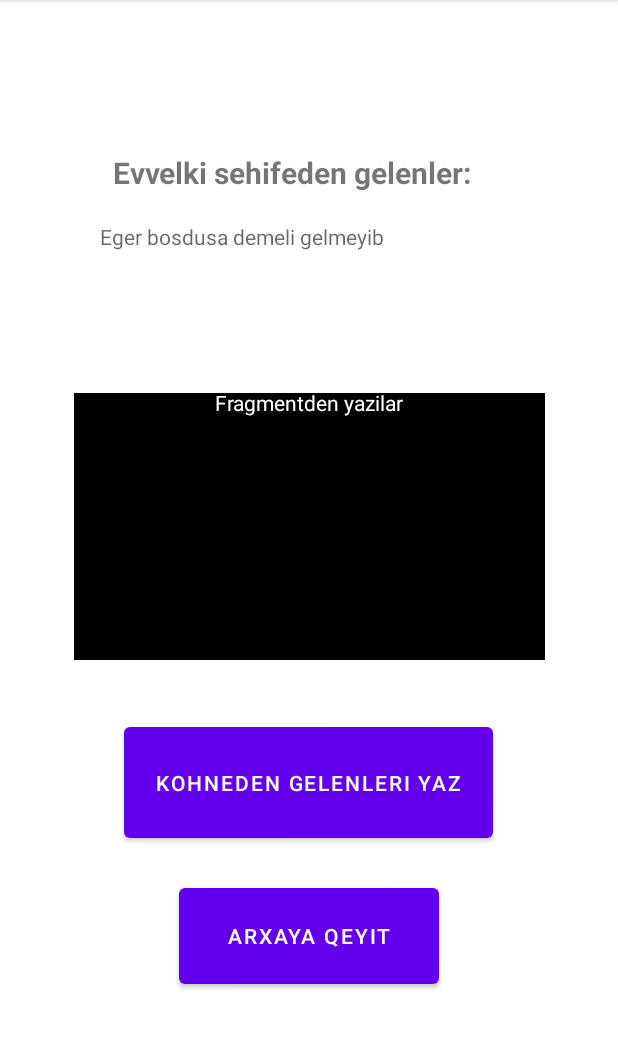
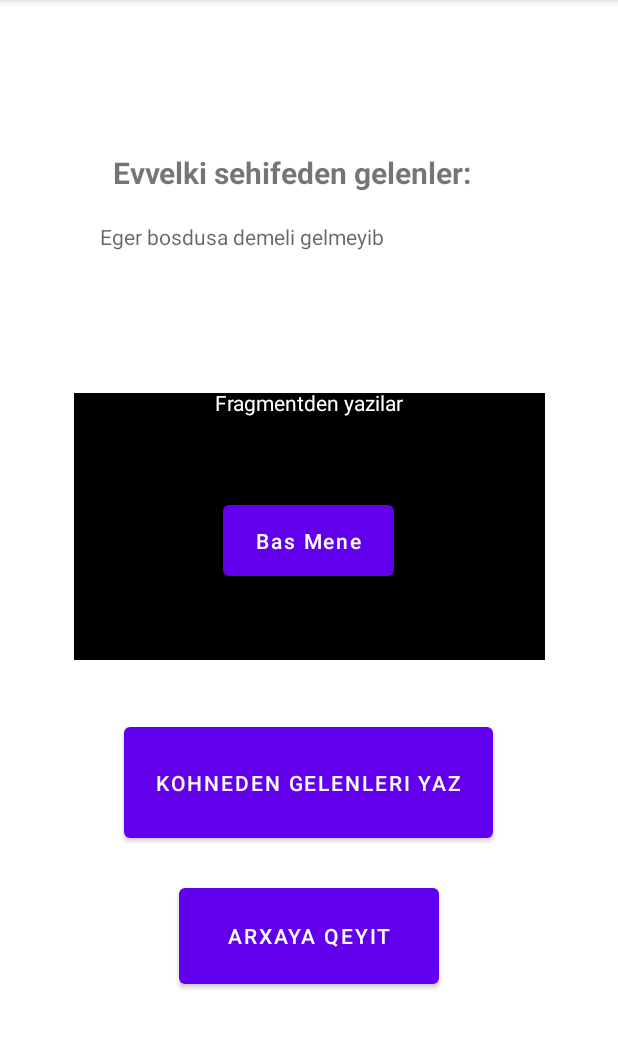
Before and after one commit to JafarAkaAlien/GitPractice, an Android app: the MapsFragment screen opened directly, with no data from a screen before it, on a phone screen of 412 x 824 dp, the part 84-1133 px from its top. Run offline under Robolectric (Android 15) with nearby library versions, the phone set to English and light mode, and no system bars.

Commit message:
Fragment

```diff
--- a/app/src/main/java/com/leblebi/gitpractice/MainActivity.kt
+++ b/app/src/main/java/com/leblebi/gitpractice/MainActivity.kt
@@ -28,6 +28,7 @@ class MainActivity : AppCompatActivity() {
 
         binding.button.setOnClickListener{
             val bundle = Bundle()
+            //bundle.putSerializable()
             bundle.putString("text",binding.Tv.text.toString())
             val intent = Intent(this, NextPage::class.java)
             intent.putExtras(bundle)
--- a/app/src/main/java/com/leblebi/gitpractice/MapsFragment.kt
+++ b/app/src/main/java/com/leblebi/gitpractice/MapsFragment.kt
@@ -13,17 +13,37 @@ import com.google.android.gms.maps.OnMapReadyCallback
 import com.google.android.gms.maps.SupportMapFragment
 import com.google.android.gms.maps.model.LatLng
 import com.google.android.gms.maps.model.MarkerOptions
+import com.leblebi.gitpractice.databinding.FragmentMapsBinding
 
 class MapsFragment : Fragment() {
 
+        interface FragmentListener{
+            fun onFragmentInteraction(data:String):String
+        }
 
 
+        private lateinit var binding: FragmentMapsBinding
     override fun onCreateView(
         inflater: LayoutInflater,
         container: ViewGroup?,
         savedInstanceState: Bundle?
     ): View? {
-        return inflater.inflate(R.layout.fragment_maps, container, false)
+
+
+
+        binding =  FragmentMapsBinding.inflate(inflater,container,false)
+
+
+        return binding?.root
+
+    }
+    fun yaziniYaz(yazi:String , interaction : FragmentListener){
+
+        binding.textView2?.text = interaction.onFragmentInteraction(yazi)
+
+    }
+    fun simpleYaz(yazi:String){
+        binding.textView2.text=yazi
     }
 
 }
--- a/app/src/main/java/com/leblebi/gitpractice/NextPage.kt
+++ b/app/src/main/java/com/leblebi/gitpractice/NextPage.kt
@@ -25,9 +25,11 @@ class NextPage : AppCompatActivity() {
         }
         val bundle = intent.extras
         val text = bundle?.getString("text")
-        binding.yazici.setOnClickListener{
+        var interaction = object : MapsFragment.FragmentListener {
+            override fun onFragmentInteraction(data: String): String {
+                return ("Bura da Gelib Amma bu fragmentdi: $data")
+            }
 
-            binding.yaziyeri.text = text
         }
 
         ///////////////////// Fragment ////////////////////////
@@ -37,5 +39,12 @@ class NextPage : AppCompatActivity() {
         fragmentTransaction.add(R.id.frameforFrag,fragment)
         fragmentTransaction.commit()
 
+/////////////////////////////// setting up text ///////////////
+        binding.yazici.setOnClickListener{
+            fragment.simpleYaz(binding.yaziyeri.text.toString())
+        }
+
     }
+
+
 }
--- a/app/src/main/res/layout/fragment_maps.xml
+++ b/app/src/main/res/layout/fragment_maps.xml
@@ -17,4 +17,17 @@
         app:layout_constraintEnd_toEndOf="parent"
         app:layout_constraintStart_toStartOf="parent"
         app:layout_constraintTop_toTopOf="parent" />
+
+    <Button
+        android:id="@+id/buttonBasMene"
+        android:layout_width="114dp"
+        android:layout_height="59dp"
+        android:text="Bas Mene"
+        android:textAllCaps="false"
+        app:layout_constraintBottom_toBottomOf="@+id/textView2"
+        app:layout_constraintEnd_toEndOf="parent"
+        app:layout_constraintHorizontal_bias="0.498"
+        app:layout_constraintStart_toStartOf="parent"
+        app:layout_constraintTop_toTopOf="@+id/textView2"
+        app:layout_constraintVertical_bias="0.572" />
 </androidx.constraintlayout.widget.ConstraintLayout>
```
